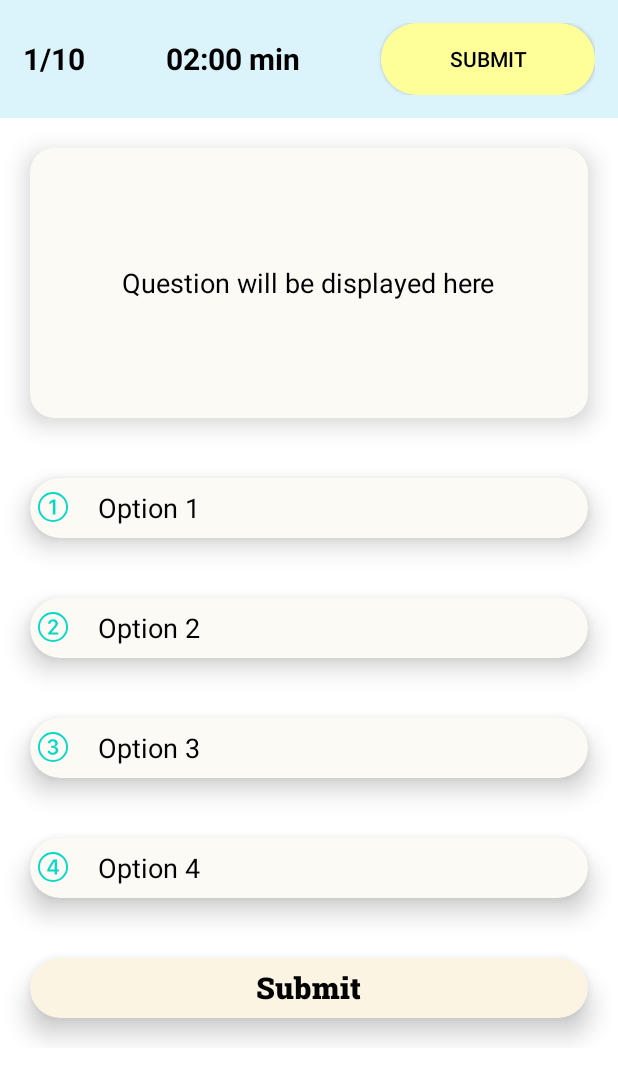
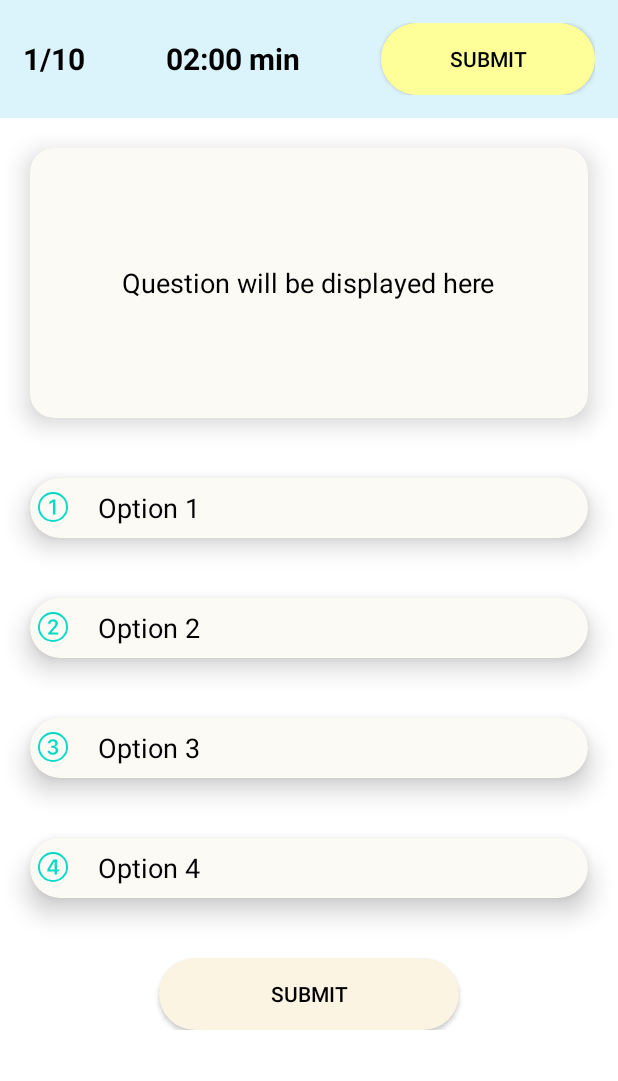
Before and after one commit to Avi2001tech/Quiz_App, an Android app: the QuestionActivity screen opened directly, with no data from a screen before it, on a phone screen of 412 x 824 dp. Shown: the top 1081 px of the screen. Run offline under Robolectric (Android 15) with nearby library versions, the phone set to English and light mode, and no system bars.

Commit message:
Changed Submit cardview to button

```diff
--- a/app/src/main/res/layout/activity_question.xml
+++ b/app/src/main/res/layout/activity_question.xml
@@ -165,25 +165,20 @@
 
         </androidx.cardview.widget.CardView>
 
-        <androidx.cardview.widget.CardView
-            android:layout_width="match_parent"
-            android:layout_height="40sp"
-            app:cardCornerRadius="36dp"
-            android:layout_margin="20dp"
+        <androidx.appcompat.widget.AppCompatButton
+            android:id="@+id/next_question"
+            android:layout_width="200sp"
+            android:layout_height="wrap_content"
+            android:layout_weight="1"
+            android:text="Submit"
+            android:layout_marginTop="20dp"
+            android:layout_gravity="center"
+            android:background="@drawable/roundbutton"
             android:backgroundTint="#FBF4e2"
-            app:cardElevation="10dp">
+            android:textColor="@color/black"
 
-            <TextView
-                android:layout_width="wrap_content"
-                android:layout_height="wrap_content"
-                android:layout_gravity="center"
-                android:text="Submit"
-                android:fontFamily="@font/headline"
-                android:textSize="20sp"
-                android:textColor="#000000"/>
+            />
 
-
-        </androidx.cardview.widget.CardView>
 
     </LinearLayout>
 
```
